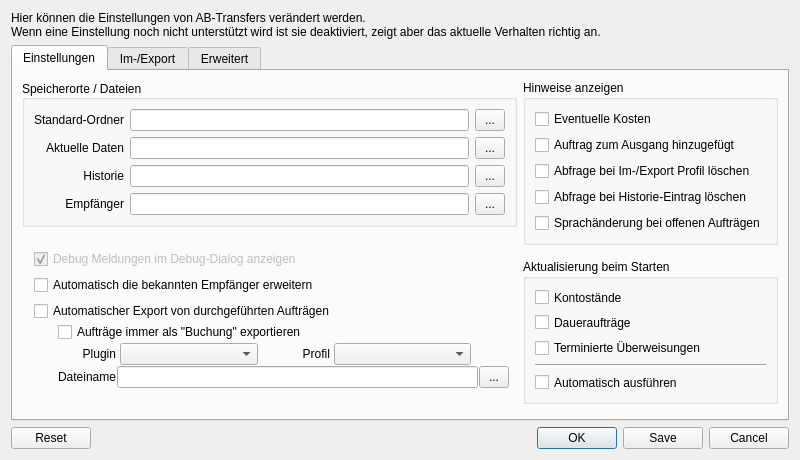
Before: the Qt Designer form src/dialogs/dialogsettings.ui in schmufu/abtransfers, drawn with Qt 5.
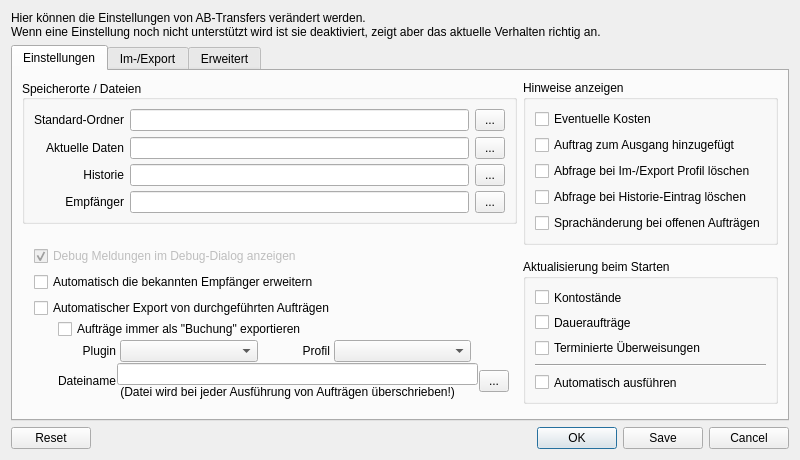
After: the same form once the commit is applied. Icons and pictures are not drawn.

Commit message:
added translations and corrected some spelling errors.
Also added a warning below the filename line edit, that states that the
file will be overwritten each time jobs are executed.
Corrected Tab-Order in the settings-dialog.

The edit to the form file:
```diff
--- a/src/dialogs/dialogsettings.ui
+++ b/src/dialogs/dialogsettings.ui
@@ -464,14 +464,16 @@
                    <property name="text">
                     <string>Dateiname</string>
                    </property>
-                   <property name="alignment">
-                    <set>Qt::AlignRight|Qt::AlignTrailing|Qt::AlignVCenter</set>
-                   </property>
                    <property name="buddy">
                     <cstring>lineEdit_recipients</cstring>
                    </property>
                   </widget>
                  </item>
+                 <item>
+                  <layout class="QVBoxLayout" name="verticalLayout_12">
+                   <property name="spacing">
+                    <number>0</number>
+                   </property>
                  <item>
                   <widget class="QLineEdit" name="lineEdit_autoExportFilename">
                    <property name="minimumSize">
@@ -486,6 +488,21 @@
                   </widget>
                  </item>
                  <item>
+                    <widget class="QLabel" name="label_11">
+                     <property name="text">
+                      <string> (Datei wird bei jeder Ausführung von Aufträgen überschrieben!)</string>
+                     </property>
+                     <property name="alignment">
+                      <set>Qt::AlignLeading|Qt::AlignLeft|Qt::AlignTop</set>
+                     </property>
+                     <property name="buddy">
+                      <cstring>lineEdit_autoExportFilename</cstring>
+                     </property>
+                    </widget>
+                   </item>
+                  </layout>
+                 </item>
+                 <item>
                   <widget class="QToolButton" name="toolButton_selectAutoExportFilename">
                    <property name="minimumSize">
                     <size>
@@ -512,7 +529,7 @@
              <property name="sizeHint" stdset="0">
               <size>
                <width>20</width>
-               <height>8</height>
+               <height>13</height>
               </size>
              </property>
             </spacer>
```
Left out of the diff: 22 changed lines with no effect on the pictures. Lines whose indentation alone changed are shown as unchanged. The commit also changes 2 other files.
